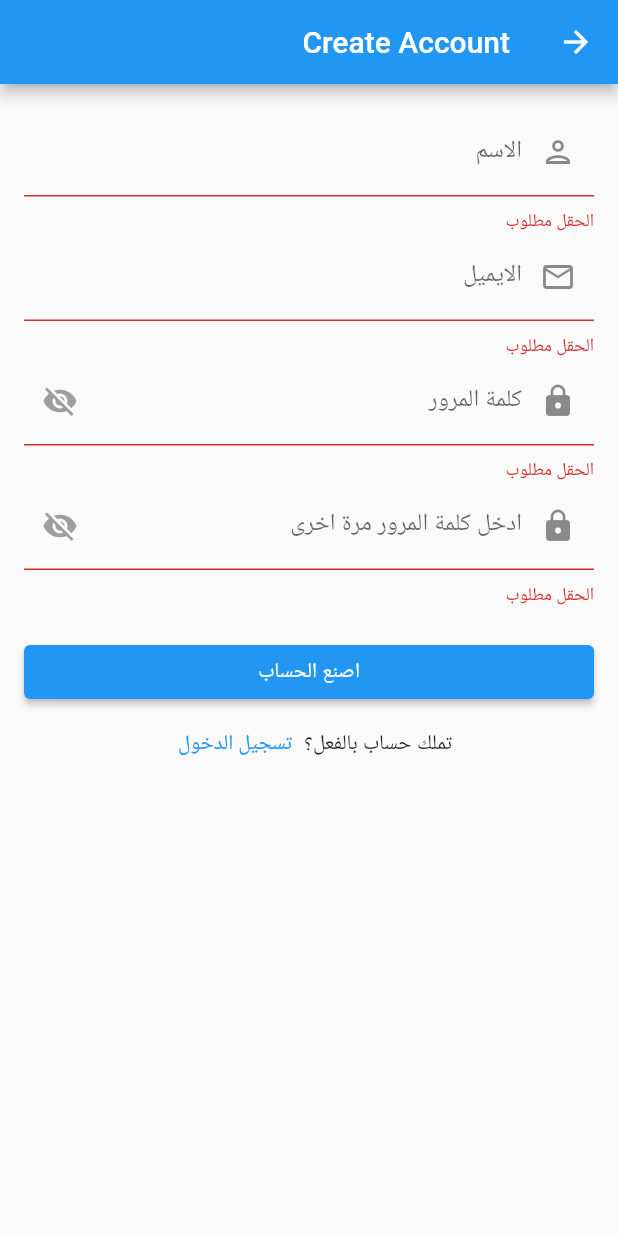
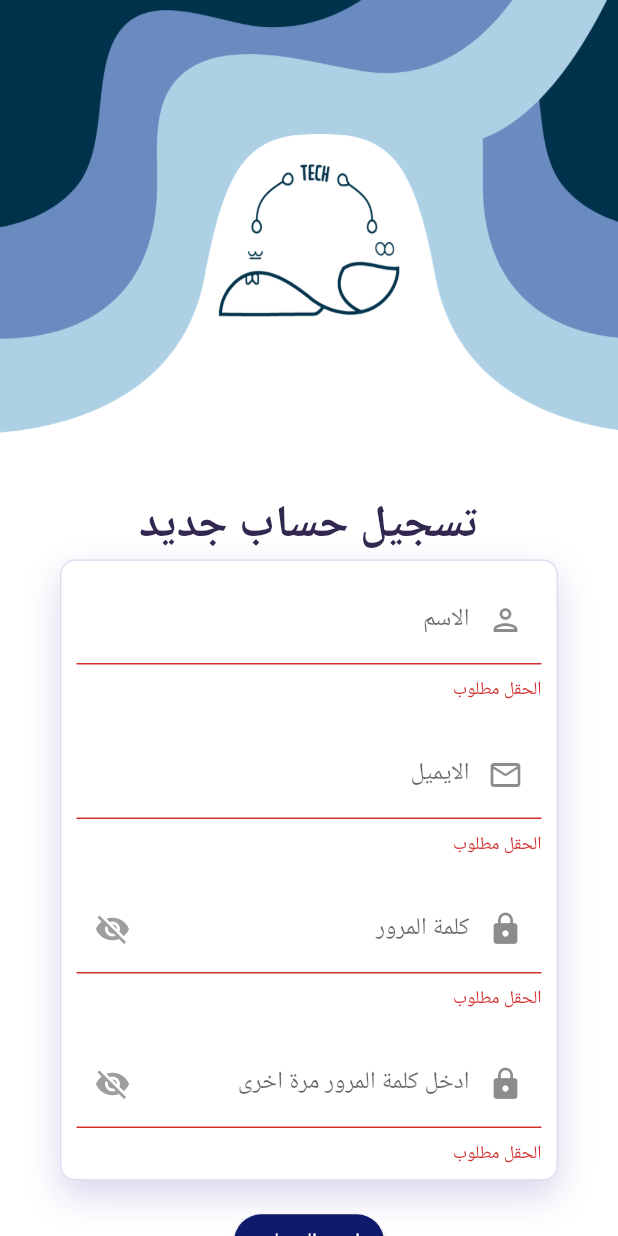
Before and after one commit to Lujain-M02/2023-GP1-6, a Flutter app: the SignUp screen opened directly, after a tap on "اصنع الحساب", on a phone screen of 412 x 824 dp. Run offline on Flutter 3.47's test engine with Material 2 defaults, Android fonts, the phone set to English and light mode, and no system bars; our stand-ins replace animate_do, animated_text_kit, cloud_firestore, firebase_auth, firebase_core, font_awesome_flutter and 3 more; accounts and stored records are empty.

Commit message:
styling sign up screen

```diff
--- a/your_story/lib/pages/signup/signup.dart
+++ b/your_story/lib/pages/signup/signup.dart
@@ -1,3 +1,4 @@
+import 'package:animate_do/animate_do.dart';
 import 'package:cloud_firestore/cloud_firestore.dart';
 import 'package:firebase_auth/firebase_auth.dart';
 import 'package:flutter/material.dart';
@@ -38,35 +39,84 @@ class _SignUpState extends State<SignUp> {
 
   @override
   Widget build(BuildContext context) {
+     final width = MediaQuery.of(context).size.width;
+    final height = MediaQuery.of(context).size.height;
     return Directionality(
       textDirection: TextDirection.rtl,
       child: Scaffold(
-        appBar: AppBar(
-          title: Text('Create Account'),
-        ),
-        body: Padding(
-          padding: EdgeInsets.all(16.0),
-          child: Form(
-            //autovalidateMode: AutovalidateMode.onUserInteraction,
-            key: _formKey,
-            child: ListView(
-              children: <Widget>[
-                // TextFormField(
-                //   controller: _usernameController,
-                //   decoration: InputDecoration(labelText: 'اسم المستخدم',
-                //   prefixIcon: Icon(Icons.person_outlined),
-                //   ),
-                //   // validator: (value) {
-                //   //   if (value.isEmpty) {
-                //   //     return 'Please enter a username';
-                //   //   }
-                //   //   return null;
-                //   // },
-                // ),
-                TextFormField(
+       backgroundColor: Colors.white,
+        body: SingleChildScrollView(
+         child: Column(
+          crossAxisAlignment: CrossAxisAlignment.start,
+          children: <Widget>[
+            Container(
+              height: height*0.4,
+              child: Stack(
+                children: <Widget>[
+                  Positioned(
+
+                    height: height,
+                    width: width,
+                    child: FadeInUp(duration: const Duration(seconds: 1), child: Container(
+                      decoration: const BoxDecoration(
+                        image: DecorationImage(
+                          image: AssetImage('assets/bg19.png'),//ما تطلع لان مب شفافه
+                          fit: BoxFit.fill
+                        )
+                      ),
+                    )),
+                  ),
+                  Positioned(
+                    //top: 12,
+                    height: height,
+                    width: width,
+                    child: FadeInUp(duration: const Duration(milliseconds: 1000), child: Container(
+                      decoration: const BoxDecoration(
+                        image: DecorationImage(
+                          image: AssetImage('assets/bg18.png'),
+                          fit: BoxFit.fill
+                        )
+                      ),
+                    )),
+                  )
+                ],
+              ),
+            ),Padding(
+                    padding: const EdgeInsets.symmetric(horizontal: 40),
+                    child:Form(
+                     key: _formKey,
+                       child: Column(
+                          crossAxisAlignment: CrossAxisAlignment.end,
+
+                         // child:ListView(
+                children: <Widget>[
+                  FadeInUp(duration: const Duration(milliseconds: 1500),
+                  child:Center(child:  Text("تسجيل حساب جديد", style: TextStyle( color: Color.fromRGBO(49, 39, 79, 1), fontWeight: FontWeight.bold, fontSize: 30),))),
+                   SizedBox(height: height*0.003,),
+
+                  FadeInUp(duration: const Duration(milliseconds: 1700), child: Container(
+                    decoration: BoxDecoration(
+                      borderRadius: BorderRadius.circular(10),
+                      color: Colors.white,
+                      border: Border.all(color: Color.fromARGB(75, 135, 145, 198)),
+                      boxShadow: const [
+                        BoxShadow(
+                          color: Color.fromRGBO(122, 121, 194, 0.298),
+                          blurRadius: 20,
+                          offset: Offset(0, 10),
+                        )
+                      ]
+                    ),
+                    child: Column(
+                      children: <Widget>[
+                        Container(
+                          padding: const EdgeInsets.all(10),
+
+                   child: TextFormField(
                     autovalidateMode: AutovalidateMode.onUserInteraction,
                     controller: _fullNameController,
                     decoration: InputDecoration(
+
                       labelText: 'الاسم',
                       prefixIcon: Icon(Icons.person_outlined),
                     ),
@@ -82,8 +132,10 @@ class _SignUpState extends State<SignUp> {
                         return 'أدخل اسم يحتوي على أحرف فقط';
                       }
                       return null;
-                    }),
-                TextFormField(
+                    }),),
+                    Container(
+                       padding: const EdgeInsets.all(10),
+                          child:TextFormField(
                   autovalidateMode: AutovalidateMode.onUserInteraction,
                   controller: _emailController,
                   decoration: InputDecoration(
@@ -99,8 +151,11 @@ class _SignUpState extends State<SignUp> {
                     }
                     return null;
                   },
-                ),
-                TextFormField(
+                ), ),
+                Container(
+                  padding: const EdgeInsets.all(10),
+                          child:
+                  TextFormField(
                   autovalidateMode: AutovalidateMode.onUserInteraction,
                   controller: _passwordController1,
                   decoration: InputDecoration(
@@ -134,7 +189,10 @@ class _SignUpState extends State<SignUp> {
                           return null;
                         },
                 ),
-                TextFormField(
+                ),
+                Container(
+                  padding: const EdgeInsets.all(10),
+                          child:TextFormField(
                   autovalidateMode: AutovalidateMode.onUserInteraction,
                   controller: _passwordController2,
                   decoration: InputDecoration(
@@ -164,7 +222,31 @@ class _SignUpState extends State<SignUp> {
                           return null;
                         },
                 ),
-                SizedBox(height: 20),
+                )]))),
+
+            //autovalidateMode: AutovalidateMode.onUserInteraction,
+            //
+            // child: ListView(
+              // children: <Widget>[
+                // TextFormField(
+                //   controller: _usernameController,
+                //   decoration: InputDecoration(labelText: 'اسم المستخدم',
+                //   prefixIcon: Icon(Icons.person_outlined),
+                //   ),
+                //   // validator: (value) {
+                //   //   if (value.isEmpty) {
+                //   //     return 'Please enter a username';
+                //   //   }
+                //   //   return null;
+                //   // },
+                // ),
+
+
+
+
+                SizedBox(height: height*0.02,),
+                  FadeInUp(duration: const Duration(milliseconds: 1700),
+                  child:Center(child:
                 ElevatedButton(
                   onPressed: () async {
                     if (_formKey.currentState!.validate()) {
@@ -209,9 +291,15 @@ class _SignUpState extends State<SignUp> {
                       }
                     }
                   },
+                  style: ElevatedButton.styleFrom(
+    primary: const Color.fromARGB(255, 15, 26, 107), // Background color
+    shape: RoundedRectangleBorder(
+      borderRadius: BorderRadius.circular(50), // Border radius
+    ),),
                   child: Text('اصنع الحساب'),
-                ),
-                Row(
+                ),)),
+                 const SizedBox(height: 30,),
+                  FadeInUp(duration: const Duration(milliseconds: 2000), child: Center(child:Row(
                   mainAxisAlignment: MainAxisAlignment.center,
                   children: [
                     Text("تملك حساب بالفعل؟"),
@@ -220,15 +308,20 @@ class _SignUpState extends State<SignUp> {
                           Navigator.of(context).push(
                             MaterialPageRoute(builder: (_) => LoginPage()),
                           );
-                        },
+                        },style: TextButton.styleFrom(
+                          primary: const Color.fromARGB(255, 15, 26, 107),                         ),
                         child: Text("تسجيل الدخول"))
                   ],
-                )
+                )))
               ],
             ),
           ),
+         )]
+        )
+        )
         ),
-      ),
-    );
+        );
+
+
   }
 }
```
